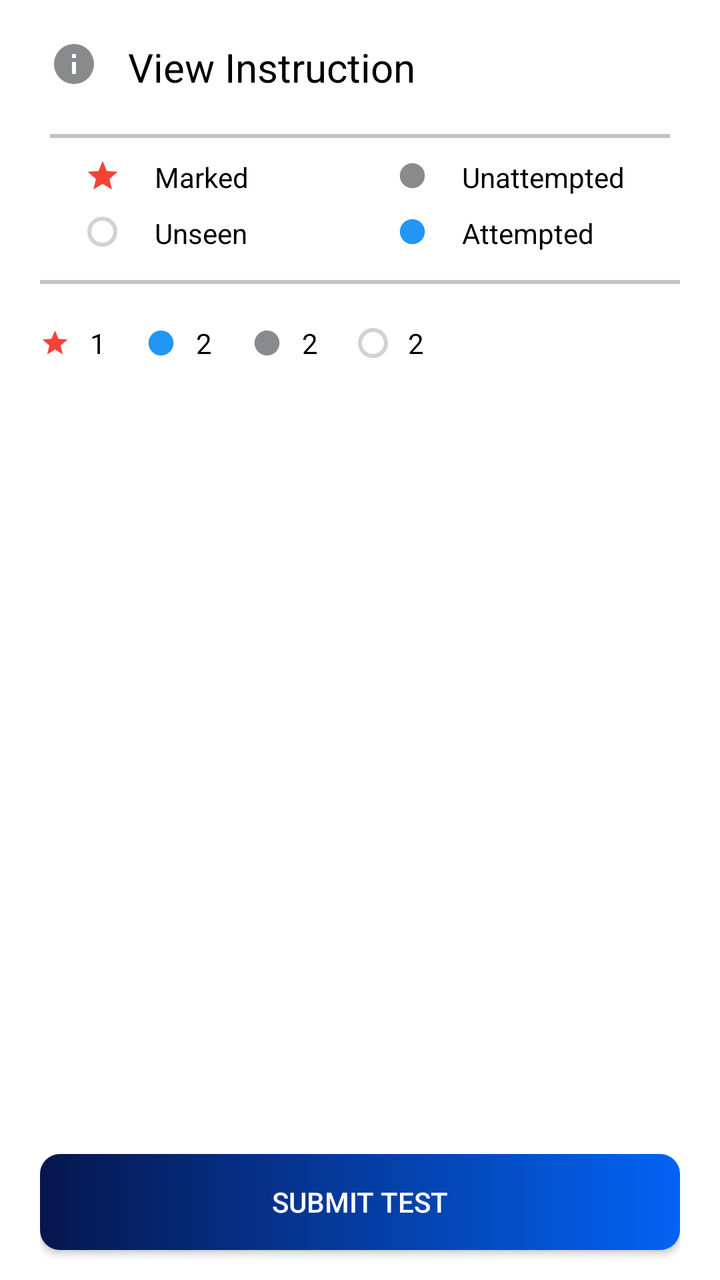
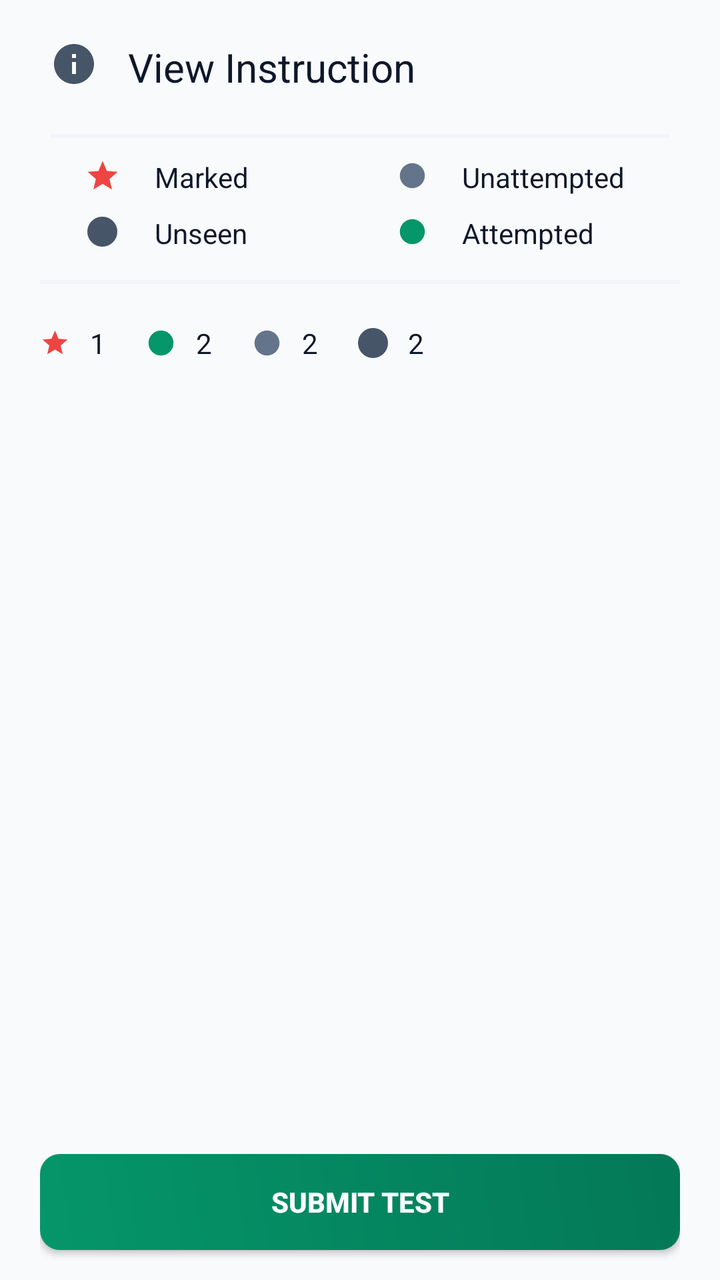

Before-and-after screenshots of an Android layout around one commit, followed by the original layout XML and the change that was made.
<!-- AndroidManifest.xml: application theme Theme.TestMaster -->
<!-- res/layout/dialog_question_status_details.xml -->
<?xml version="1.0" encoding="utf-8"?>
<androidx.drawerlayout.widget.DrawerLayout
    xmlns:android="http://schemas.android.com/apk/res/android"
    xmlns:app="http://schemas.android.com/apk/res-auto"
    android:id="@+id/drawer_layout"
    android:layout_width="match_parent"
    android:layout_height="match_parent">
<LinearLayout
    android:layout_width="match_parent"
    android:layout_height="match_parent"
    android:paddingHorizontal="20dp"
    android:orientation="vertical">

    <LinearLayout
        android:layout_width="match_parent"
        android:layout_height="wrap_content"
        android:layout_marginVertical="20dp"
        android:layout_marginHorizontal="5dp"
        android:orientation="horizontal">
        <ImageView
            android:layout_width="wrap_content"
            android:layout_height="wrap_content"
            android:src="@drawable/baseline_info_24"
            app:tint="@color/darkgray"/>
        <TextView
            android:layout_width="match_parent"
            android:layout_height="wrap_content"
            android:text="View Instruction"
            android:layout_marginStart="15dp"
            android:textColor="@color/black"
            android:gravity="center_vertical"
            android:textSize="20dp"/>
    </LinearLayout>
    <View
        android:layout_width="match_parent"
        android:layout_height="2dp"
        android:layout_marginHorizontal="5dp"
        android:background="@color/gray"/>

    <LinearLayout
        android:layout_width="match_parent"
        android:layout_height="wrap_content"
        android:layout_marginTop="10dp"
        android:layout_marginHorizontal="5dp"

        android:orientation="horizontal">
        <ImageView
            android:layout_width="18dp"
            android:layout_height="18dp"
            android:layout_weight=".5"
            android:src="@drawable/baseline_star_24"
            app:tint="#F44336"/>
        <TextView
            android:layout_width="0dp"
            android:layout_height="match_parent"
            android:text="Marked"
            android:layout_weight="1.5"
            android:gravity="center_vertical"
            android:textColor="@color/black" />
        <ImageView
            android:layout_width="15dp"
            android:layout_height="15dp"
            android:layout_gravity="center"
            android:layout_weight=".5"
            android:src="@drawable/baseline_circle_24"
            app:tint="@color/darkgray"/>
        <TextView
            android:layout_width="0dp"
            android:layout_height="match_parent"
            android:text="Unattempted"
            android:layout_weight="1.5"
            android:gravity="center_vertical"
            android:textColor="@color/black" />
    </LinearLayout>
    <LinearLayout
        android:layout_width="match_parent"
        android:layout_height="wrap_content"
        android:layout_marginTop="10dp"
        android:layout_marginHorizontal="5dp"
        android:orientation="horizontal">
        <LinearLayout
            android:layout_width="18dp"
            android:layout_height="18dp"
            android:gravity="center"
            android:layout_weight=".5">
            <ImageView
                android:layout_width="15dp"
                android:layout_height="15dp"
                android:src="@drawable/circle_outline"/>
        </LinearLayout>

        <TextView
            android:layout_width="0dp"
            android:layout_height="match_parent"
            android:text="Unseen"
            android:layout_weight="1.5"
            android:gravity="center_vertical"
            android:textColor="@color/black" />
        <ImageView
            android:layout_width="15dp"
            android:layout_height="15dp"
            android:layout_gravity="center"
            android:layout_weight=".5"
            android:src="@drawable/baseline_circle_24"
            app:tint="#2196F3"/>
        <TextView
            android:layout_width="0dp"
            android:layout_height="match_parent"
            android:text="Attempted"
            android:layout_weight="1.5"
            android:gravity="center_vertical"
            android:textColor="@color/black" />
    </LinearLayout>
    <View
        android:layout_width="match_parent"
        android:layout_height="2dp"
        android:layout_marginTop="15dp"
        android:background="@color/gray"/>
    <LinearLayout
        android:layout_width="match_parent"
        android:layout_height="wrap_content"
        android:layout_marginTop="20dp">
        <ImageView
            android:layout_width="15dp"
            android:layout_height="15dp"
            android:layout_gravity="center"
            android:src="@drawable/baseline_star_24"
            app:tint="#F44336"/>
        <TextView
            android:layout_width="wrap_content"
            android:layout_height="wrap_content"
            android:text="1"
            android:gravity="center"
            android:layout_marginStart="10dp"
            android:textColor="@color/black" />
        <ImageView
            android:layout_width="15dp"
            android:layout_height="15dp"
            android:layout_gravity="center"
            android:layout_marginStart="20dp"
            android:src="@drawable/baseline_circle_24"
            app:tint="#2196F3"/>
        <TextView
            android:layout_width="wrap_content"
            android:layout_height="wrap_content"
            android:text="2"
            android:layout_marginStart="10dp"
            android:gravity="center_vertical"
            android:textColor="@color/black" />
        <ImageView
            android:layout_width="15dp"
            android:layout_height="15dp"
            android:layout_gravity="center"
            android:layout_marginStart="20dp"
            android:src="@drawable/baseline_circle_24"
            app:tint="@color/darkgray"/>
        <TextView
            android:layout_width="wrap_content"
            android:layout_height="wrap_content"
            android:text="2"
            android:layout_marginStart="10dp"
            android:gravity="center_vertical"
            android:textColor="@color/black" />
        <ImageView
            android:layout_width="15dp"
            android:layout_height="15dp"
            android:layout_gravity="center"
            android:layout_marginStart="20dp"
            android:src="@drawable/circle_outline" />
        <TextView
            android:layout_width="wrap_content"
            android:layout_height="wrap_content"
            android:text="2"
            android:layout_weight="1.5"
            android:layout_marginStart="10dp"
            android:gravity="center_vertical"
            android:textColor="@color/black" />
    </LinearLayout>
    <ScrollView
        android:layout_width="match_parent"
        android:layout_height="0dp"
        android:layout_marginVertical="15dp"
        android:layout_weight="1">
        <GridLayout
            android:id="@+id/grid_layout"
            android:layout_width="match_parent"
            android:layout_height="wrap_content"
            android:layout_weight="1"
            android:columnCount="5"
            android:gravity="center" />
    </ScrollView>
    <LinearLayout
        android:layout_width="match_parent"
        android:layout_height="wrap_content"
        android:layout_gravity="bottom"
        android:orientation="vertical">
        <androidx.appcompat.widget.AppCompatButton
            android:layout_width="match_parent"
            android:layout_height="wrap_content"
            android:text="Submit Test"
            android:layout_marginBottom="15dp"
            android:textColor="@color/white"
            android:background="@drawable/blue_gradient"/>
    </LinearLayout>
</LinearLayout>
</androidx.drawerlayout.widget.DrawerLayout>
<!-- resources referenced by this layout -->
<resources>
  <color name="black">#FF000000</color>
  <color name="darkgray">#888A8C</color>
  <color name="gray">#C3C4C5</color>
  <color name="white">#FFFFFFFF</color>
  <!-- drawable baseline_circle_24 (drawable) -->
  <vector android:height="24dp" android:tint="#FFFFFF"
      android:viewportHeight="24" android:viewportWidth="24"
      android:width="24dp" xmlns:android="http://schemas.android.com/apk/res/android">
      <path android:fillColor="@android:color/white" android:pathData="M12,2C6.47,2 2,6.47 2,12s4.47,10 10,10 10,-4.47 10,-10S17.53,2 12,2z"/>
  </vector>
  <!-- drawable blue_gradient (drawable) -->
  <?xml version="1.0" encoding="utf-8"?>
  <shape xmlns:android="http://schemas.android.com/apk/res/android"
      android:shape="rectangle">
      <gradient android:startColor="@color/primary_blue"
          android:endColor="@color/blue"/>
      <corners android:radius="10dp"/>
  </shape>
  <!-- drawable circle_outline (drawable) -->
  <?xml version="1.0" encoding="utf-8"?>
  <shape xmlns:android="http://schemas.android.com/apk/res/android"
      android:shape="oval">
      <stroke android:color="#D3D1D1"
          android:width="2dp"/>
      <corners android:radius="5dp"/>
  </shape>
  <style name="Theme.TestMaster" parent="Base.Theme.TestMaster" />
  <color name="red">#F44336</color>
  <color name="primary_blue">#06164E</color>
  <color name="blue">#0363F4</color>
  <style name="Base.Theme.TestMaster" parent="Theme.MaterialComponents.DayNight.NoActionBar">
          
           <item name="colorPrimary">@color/primary_blue</item>
          <item name="android:statusBarColor">@color/primary_blue</item>
          <item name="colorAccent">@color/primary_blue</item>
      </style>
  <!-- unchanged entries left out for length: 2 -->
</resources>

<!-- the commit's change to res/layout/dialog_question_status_details.xml (unified diff, before → after) -->
@@ -9,6 +9,7 @@
     android:layout_width="match_parent"
     android:layout_height="match_parent"
     android:paddingHorizontal="20dp"
+    android:background="@color/background"
     android:orientation="vertical">
 
     <LinearLayout
@@ -21,15 +22,15 @@
             android:layout_width="wrap_content"
             android:layout_height="wrap_content"
             android:src="@drawable/baseline_info_24"
-            app:tint="@color/darkgray"/>
+            app:tint="@color/text_secondary"/>
         <TextView
             android:layout_width="match_parent"
             android:layout_height="wrap_content"
             android:text="View Instruction"
             android:layout_marginStart="15dp"
-            android:textColor="@color/black"
-            android:gravity="center_vertical"
-            android:textSize="20dp"/>
+            android:textColor="@color/text_primary"
+            android:gravity="center_vertical"
+            android:textSize="20sp"/>
     </LinearLayout>
     <View
         android:layout_width="match_parent"
@@ -49,14 +50,14 @@
             android:layout_height="18dp"
             android:layout_weight=".5"
             android:src="@drawable/baseline_star_24"
-            app:tint="#F44336"/>
+            app:tint="@color/red"/>
         <TextView
             android:layout_width="0dp"
             android:layout_height="match_parent"
             android:text="Marked"
             android:layout_weight="1.5"
             android:gravity="center_vertical"
-            android:textColor="@color/black" />
+            android:textColor="@color/text_primary" />
         <ImageView
             android:layout_width="15dp"
             android:layout_height="15dp"
@@ -70,7 +71,7 @@
             android:text="Unattempted"
             android:layout_weight="1.5"
             android:gravity="center_vertical"
-            android:textColor="@color/black" />
+            android:textColor="@color/text_primary" />
     </LinearLayout>
     <LinearLayout
         android:layout_width="match_parent"
@@ -86,7 +87,8 @@
             <ImageView
                 android:layout_width="15dp"
                 android:layout_height="15dp"
-                android:src="@drawable/circle_outline"/>
+                android:src="@drawable/circle_outline"
+                app:tint="@color/text_secondary"/>
         </LinearLayout>
 
         <TextView
@@ -95,21 +97,21 @@
             android:text="Unseen"
             android:layout_weight="1.5"
             android:gravity="center_vertical"
-            android:textColor="@color/black" />
+            android:textColor="@color/text_primary" />
         <ImageView
             android:layout_width="15dp"
             android:layout_height="15dp"
             android:layout_gravity="center"
             android:layout_weight=".5"
             android:src="@drawable/baseline_circle_24"
-            app:tint="#2196F3"/>
+            app:tint="@color/primary"/>
         <TextView
             android:layout_width="0dp"
             android:layout_height="match_parent"
             android:text="Attempted"
             android:layout_weight="1.5"
             android:gravity="center_vertical"
-            android:textColor="@color/black" />
+            android:textColor="@color/text_primary" />
     </LinearLayout>
     <View
         android:layout_width="match_parent"
@@ -125,28 +127,28 @@
             android:layout_height="15dp"
             android:layout_gravity="center"
             android:src="@drawable/baseline_star_24"
-            app:tint="#F44336"/>
+            app:tint="@color/red"/>
         <TextView
             android:layout_width="wrap_content"
             android:layout_height="wrap_content"
             android:text="1"
             android:gravity="center"
             android:layout_marginStart="10dp"
-            android:textColor="@color/black" />
+            android:textColor="@color/text_primary" />
         <ImageView
             android:layout_width="15dp"
             android:layout_height="15dp"
             android:layout_gravity="center"
             android:layout_marginStart="20dp"
             android:src="@drawable/baseline_circle_24"
-            app:tint="#2196F3"/>
+            app:tint="@color/primary"/>
         <TextView
             android:layout_width="wrap_content"
             android:layout_height="wrap_content"
             android:text="2"
             android:layout_marginStart="10dp"
             android:gravity="center_vertical"
-            android:textColor="@color/black" />
+            android:textColor="@color/text_primary" />
         <ImageView
             android:layout_width="15dp"
             android:layout_height="15dp"
@@ -160,13 +162,14 @@
             android:text="2"
             android:layout_marginStart="10dp"
             android:gravity="center_vertical"
-            android:textColor="@color/black" />
+            android:textColor="@color/text_primary" />
         <ImageView
             android:layout_width="15dp"
             android:layout_height="15dp"
             android:layout_gravity="center"
             android:layout_marginStart="20dp"
-            android:src="@drawable/circle_outline" />
+            android:src="@drawable/circle_outline"
+            app:tint="@color/text_secondary"/>
         <TextView
             android:layout_width="wrap_content"
             android:layout_height="wrap_content"
@@ -174,7 +177,7 @@
             android:layout_weight="1.5"
             android:layout_marginStart="10dp"
             android:gravity="center_vertical"
-            android:textColor="@color/black" />
+            android:textColor="@color/text_primary" />
     </LinearLayout>
     <ScrollView
         android:layout_width="match_parent"
@@ -198,6 +201,7 @@
             android:layout_width="match_parent"
             android:layout_height="wrap_content"
             android:text="Submit Test"
+            android:textStyle="bold"
             android:layout_marginBottom="15dp"
             android:textColor="@color/white"
             android:background="@drawable/blue_gradient"/>
<!-- resource entries referenced after the edit -->
@@ -1,8 +1,9 @@
 <!-- resources referenced by this layout -->
 <resources>
-  <color name="black">#FF000000</color>
-  <color name="darkgray">#888A8C</color>
-  <color name="gray">#C3C4C5</color>
+  <color name="background">#F8FAFC</color>
+  <color name="darkgray">#64748B</color>
+  <color name="gray">#F1F5F9</color>
+  <color name="primary">#059669</color>
   <color name="white">#FFFFFFFF</color>
   <!-- drawable baseline_circle_24 (drawable) -->
   <vector android:height="24dp" android:tint="#FFFFFF"
@@ -14,8 +15,10 @@
   <?xml version="1.0" encoding="utf-8"?>
   <shape xmlns:android="http://schemas.android.com/apk/res/android"
       android:shape="rectangle">
-      <gradient android:startColor="@color/primary_blue"
-          android:endColor="@color/blue"/>
+      <gradient
+          android:startColor="@color/primary"
+          android:endColor="@color/primary_variant"
+          android:angle="45"/>
       <corners android:radius="10dp"/>
   </shape>
   <!-- drawable circle_outline (drawable) -->
@@ -27,15 +30,56 @@
       <corners android:radius="5dp"/>
   </shape>
   <style name="Theme.TestMaster" parent="Base.Theme.TestMaster" />
-  <color name="red">#F44336</color>
-  <color name="primary_blue">#06164E</color>
-  <color name="blue">#0363F4</color>
-  <style name="Base.Theme.TestMaster" parent="Theme.MaterialComponents.DayNight.NoActionBar">
+  <color name="primary_variant">#047857</color>
+  <color name="red">#EF4444</color>
+  <color name="text_primary">#0F172A</color>
+  <color name="text_secondary">#475569</color>
+  <style name="Base.Theme.TestMaster" parent="Theme.Material3.DayNight.NoActionBar">
           
-           <item name="colorPrimary">@color/primary_blue</item>
-          <item name="android:statusBarColor">@color/primary_blue</item>
-          <item name="colorAccent">@color/primary_blue</item>
+          <item name="colorPrimary">@color/primary</item>
+          <item name="colorOnPrimary">@color/onPrimary</item>
+          <item name="colorPrimaryContainer">@color/primaryContainer</item>
+          <item name="colorOnPrimaryContainer">@color/onPrimaryContainer</item>
+  
+          <item name="colorSecondary">@color/secondary</item>
+          <item name="colorOnSecondary">@color/onSecondary</item>
+          <item name="colorSecondaryContainer">@color/secondaryContainer</item>
+          <item name="colorOnSecondaryContainer">@color/onSecondaryContainer</item>
+  
+          
+          <item name="android:windowBackground">@color/background</item>
+          <item name="colorSurface">@color/surface</item>
+          <item name="colorOnSurface">@color/onSurface</item>
+          <item name="colorSurfaceVariant">@color/surfaceVariant</item>
+          <item name="colorOnSurfaceVariant">@color/onSurfaceVariant</item>
+          <item name="colorOutline">@color/outline</item>
+  
+          
+          <item name="colorError">@color/error</item>
+          <item name="colorOnError">@color/onError</item>
+          <item name="colorErrorContainer">@color/errorContainer</item>
+          <item name="colorOnErrorContainer">@color/onErrorContainer</item>
+  
+          
+          <item name="android:statusBarColor">@color/surface</item>
+          <item name="android:windowLightStatusBar">true</item>
       </style>
+  <color name="onPrimary">#FFFFFF</color>
+  <color name="primaryContainer">#D1FAE5</color>
+  <color name="onPrimaryContainer">#064E3B</color>
+  <color name="secondary">#64748B</color>
+  <color name="onSecondary">#FFFFFF</color>
+  <color name="secondaryContainer">#F1F5F9</color>
+  <color name="onSecondaryContainer">#0F172A</color>
+  <color name="surface">#FFFFFF</color>
+  <color name="onSurface">#0F172A</color>
+  <color name="surfaceVariant">#E2E8F0</color>
+  <color name="onSurfaceVariant">#475569</color>
+  <color name="outline">#94A3B8</color>
+  <color name="error">#EF4444</color>
+  <color name="onError">#FFFFFF</color>
+  <color name="errorContainer">#FEE2E2</color>
+  <color name="onErrorContainer">#991B1B</color>
   <!-- unchanged entries left out for length: 2 -->
 </resources>
 
